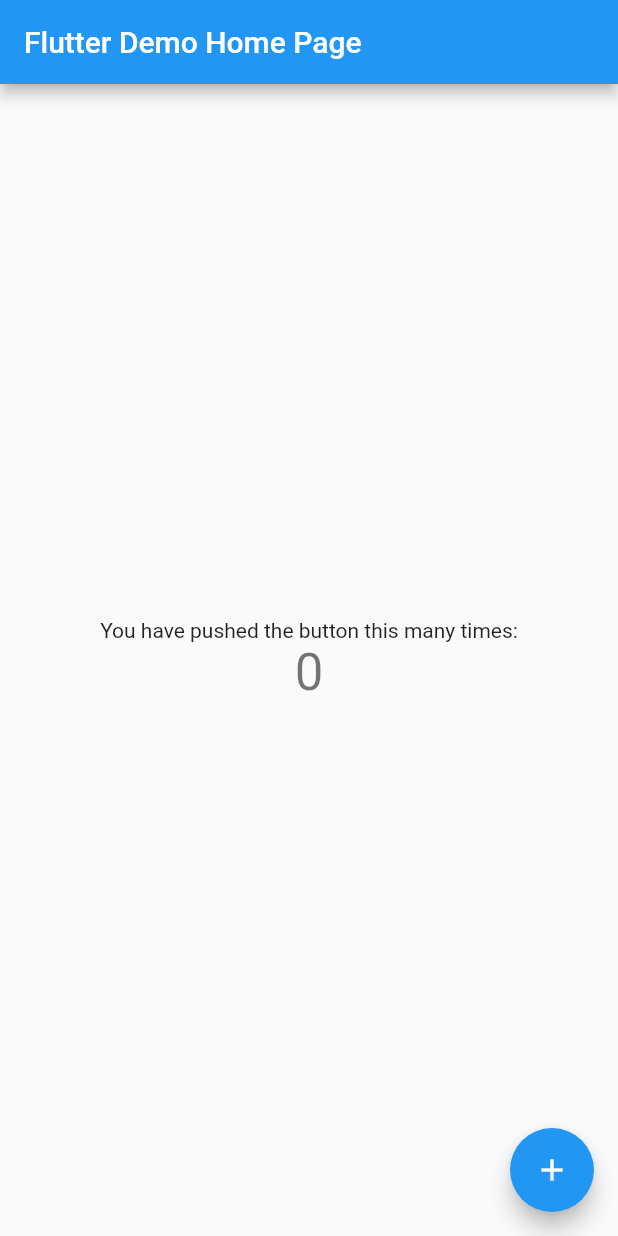
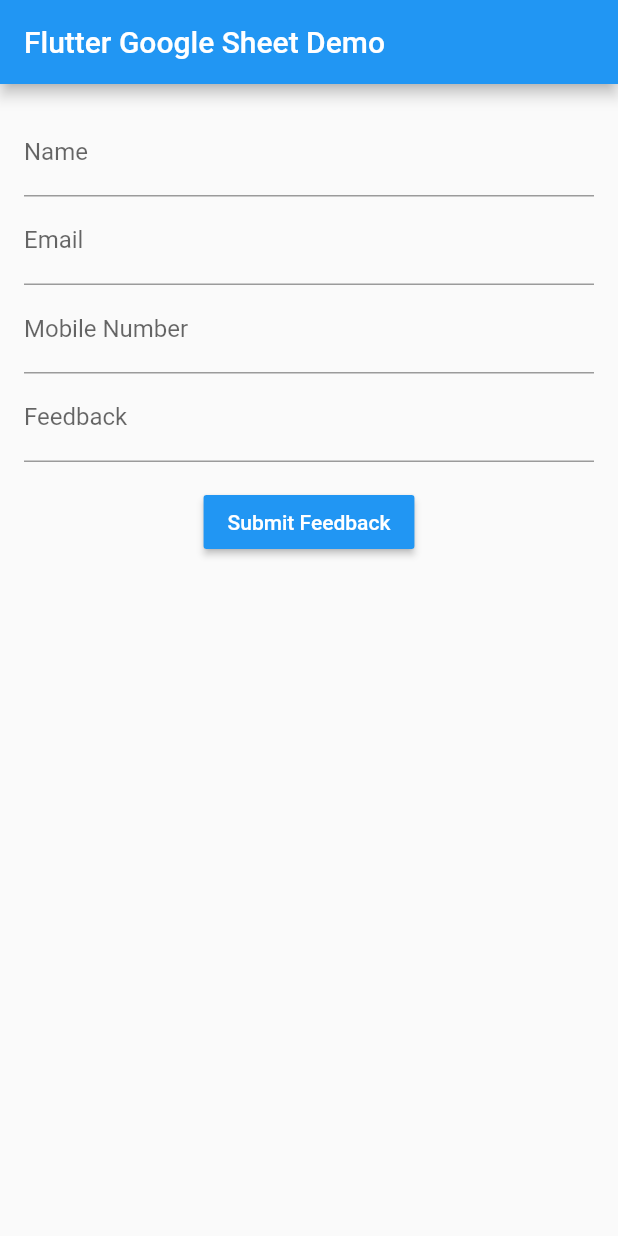
Before and after one commit to teodorkasap/flutter-google-sheets-test, a Flutter app: the screen it shows after launch, on a phone screen of 412 x 824 dp. Run offline on Flutter 3.47's test engine with Material 2 defaults, Android fonts, the phone set to English and light mode, and no system bars.

Commit message:
creating records works

```diff
--- a/google_sheets_crud/lib/main.dart
+++ b/google_sheets_crud/lib/main.dart
@@ -1,47 +1,24 @@
 import 'package:flutter/material.dart';
+import 'controller/form_controller.dart';
+import 'model/form.dart';
 
-void main() {
-  runApp(MyApp());
-}
+void main() => runApp(MyApp());
 
 class MyApp extends StatelessWidget {
-  // This widget is the root of your application.
   @override
   Widget build(BuildContext context) {
     return MaterialApp(
-      title: 'Flutter Demo',
+      title: 'Flutter Google Sheet Demo',
       theme: ThemeData(
-        // This is the theme of your application.
-        //
-        // Try running your application with "flutter run". You'll see the
-        // application has a blue toolbar. Then, without quitting the app, try
-        // changing the primarySwatch below to Colors.green and then invoke
-        // "hot reload" (press "r" in the console where you ran "flutter run",
-        // or simply save your changes to "hot reload" in a Flutter IDE).
-        // Notice that the counter didn't reset back to zero; the application
-        // is not restarted.
         primarySwatch: Colors.blue,
-        // This makes the visual density adapt to the platform that you run
-        // the app on. For desktop platforms, the controls will be smaller and
-        // closer together (more dense) than on mobile platforms.
-        visualDensity: VisualDensity.adaptivePlatformDensity,
       ),
-      home: MyHomePage(title: 'Flutter Demo Home Page'),
+      home: MyHomePage(title: 'Flutter Google Sheet Demo'),
     );
   }
 }
 
 class MyHomePage extends StatefulWidget {
   MyHomePage({Key key, this.title}) : super(key: key);
-
-  // This widget is the home page of your application. It is stateful, meaning
-  // that it has a State object (defined below) that contains fields that affect
-  // how it looks.
-
-  // This class is the configuration for the state. It holds the values (in this
-  // case the title) provided by the parent (in this case the App widget) and
-  // used by the build method of the State. Fields in a Widget subclass are
-  // always marked "final".
 
   final String title;
 
@@ -50,68 +27,140 @@ class MyHomePage extends StatefulWidget {
 }
 
 class _MyHomePageState extends State<MyHomePage> {
-  int _counter = 0;
 
-  void _incrementCounter() {
-    setState(() {
-      // This call to setState tells the Flutter framework that something has
-      // changed in this State, which causes it to rerun the build method below
-      // so that the display can reflect the updated values. If we changed
-      // _counter without calling setState(), then the build method would not be
-      // called again, and so nothing would appear to happen.
-      _counter++;
+  // Create a global key that uniquely identifies the Form widget
+  // and allows validation of the form.
+  //
+  // Note: This is a `GlobalKey<FormState>`,
+  // not a GlobalKey<MyCustomFormState>.
+  final _formKey = GlobalKey<FormState>();
+  final _scaffoldKey = GlobalKey<ScaffoldState>();
+
+  // TextField Controllers
+  TextEditingController nameController = TextEditingController();
+  TextEditingController emailController = TextEditingController();
+  TextEditingController mobileNoController = TextEditingController();
+  TextEditingController feedbackController = TextEditingController();
+
+  // Method to Submit Feedback and save it in Google Sheets
+  void _submitForm() {
+    // Validate returns true if the form is valid, or false
+    // otherwise.
+    if (_formKey.currentState.validate()) {
+      // If the form is valid, proceed.
+      FeedbackForm feedbackForm = FeedbackForm(
+          nameController.text,
+          emailController.text,
+          mobileNoController.text,
+          feedbackController.text);
+
+      FormController formController = FormController();
+
+      _showSnackbar("Submitting Feedback");
+
+      // Submit 'feedbackForm' and save it in Google Sheets.
+      formController.submitForm(feedbackForm, (String response) {
+        print("Response: $response");
+        if (response == FormController.STATUS_SUCCESS) {
+          // Feedback is saved succesfully in Google Sheets.
+          _showSnackbar("Feedback Submitted");
+        } else {
+          // Error Occurred while saving data in Google Sheets.
+          _showSnackbar("Error Occurred!");
+        }
       });
+    }
+  }
+
+  // Method to show snackbar with 'message'.
+  _showSnackbar(String message) {
+      final snackBar = SnackBar(content: Text(message));
+      _scaffoldKey.currentState.showSnackBar(snackBar);
   }
 
   @override
   Widget build(BuildContext context) {
-    // This method is rerun every time setState is called, for instance as done
-    // by the _incrementCounter method above.
-    //
-    // The Flutter framework has been optimized to make rerunning build methods
-    // fast, so that you can just rebuild anything that needs updating rather
-    // than having to individually change instances of widgets.
     return Scaffold(
+      key: _scaffoldKey,
+      resizeToAvoidBottomPadding: false,
       appBar: AppBar(
-        // Here we take the value from the MyHomePage object that was created by
-        // the App.build method, and use it to set our appbar title.
         title: Text(widget.title),
       ),
       body: Center(
-        // Center is a layout widget. It takes a single child and positions it
-        // in the middle of the parent.
           child: Column(
-          // Column is also a layout widget. It takes a list of children and
-          // arranges them vertically. By default, it sizes itself to fit its
-          // children horizontally, and tries to be as tall as its parent.
-          //
-          // Invoke "debug painting" (press "p" in the console, choose the
-          // "Toggle Debug Paint" action from the Flutter Inspector in Android
-          // Studio, or the "Toggle Debug Paint" command in Visual Studio Code)
-          // to see the wireframe for each widget.
-          //
-          // Column has various properties to control how it sizes itself and
-          // how it positions its children. Here we use mainAxisAlignment to
-          // center the children vertically; the main axis here is the vertical
-          // axis because Columns are vertical (the cross axis would be
-          // horizontal).
-          mainAxisAlignment: MainAxisAlignment.center,
+            mainAxisAlignment: MainAxisAlignment.start,
             children: <Widget>[
-            Text(
-              'You have pushed the button this many times:',
+              Form(
+                key: _formKey,
+                child:
+                  Padding(padding: EdgeInsets.all(16),
+                  child: Column(
+                    crossAxisAlignment: CrossAxisAlignment.start,
+                    children: <Widget>[
+                      TextFormField(
+                        controller: nameController,
+                        validator: (value) {
+                          if (value.isEmpty) {
+                            return 'Enter Valid Name';
+                          }
+                          return null;
+                        },
+                        decoration: InputDecoration(
+                          labelText: 'Name'
                         ),
-            Text(
-              '$_counter',
-              style: Theme.of(context).textTheme.headline4,
+                      ),
+                      TextFormField(
+                        controller: emailController,
+                        validator: (value) {
+                          if (!value.contains("@")) {
+                            return 'Enter Valid Email';
+                          }
+                          return null;
+                        },
+                        keyboardType: TextInputType.emailAddress,
+                        decoration: InputDecoration(
+                          labelText: 'Email'
+                        ),
+                      ),
+                      TextFormField(
+                        controller: mobileNoController,
+                        validator: (value) {
+                          if (value.trim().length != 10) {
+                            return 'Enter 10 Digit Mobile Number';
+                          }
+                          return null;
+                        },
+                        keyboardType: TextInputType.number,
+                        decoration: InputDecoration(
+                          labelText: 'Mobile Number',
+                        ),
+                      ),
+                      TextFormField(
+                        controller: feedbackController,
+                        validator: (value) {
+                          if (value.isEmpty) {
+                            return 'Enter Valid Feedback';
+                          }
+                          return null;
+                        },
+                        keyboardType: TextInputType.multiline,
+                        decoration: InputDecoration(
+                          labelText: 'Feedback'
+                        ),
+                      ),
+                    ],
+                  ),
+                )
+              ),
+              RaisedButton(
+                color: Colors.blue,
+                textColor: Colors.white,
+                onPressed:_submitForm,
+                child: Text('Submit Feedback'),
               ),
             ],
           ),
         ),
-      floatingActionButton: FloatingActionButton(
-        onPressed: _incrementCounter,
-        tooltip: 'Increment',
-        child: Icon(Icons.add),
-      ), // This trailing comma makes auto-formatting nicer for build methods.
     );
   }
 }
--- /dev/null
+++ b/google_sheets_crud/lib/model/form.dart
@@ -0,0 +1,22 @@
+/// FeedbackForm is a data class which stores data fields of Feedback.
+class FeedbackForm {
+  String name;
+  String email;
+  String mobileNo;
+  String feedback;
+
+  FeedbackForm(this.name, this.email, this.mobileNo, this.feedback);
+
+  factory FeedbackForm.fromJson(dynamic json) {
+    return FeedbackForm("${json['name']}", "${json['email']}",
+        "${json['mobileNo']}", "${json['feedback']}");
+  }
+
+  // Method to make GET parameters.
+  Map toJson() => {
+        'name': name,
+        'email': email,
+        'mobileNo': mobileNo,
+        'feedback': feedback
+      };
+}
--- a/google_sheets_crud/pubspec.yaml
+++ b/google_sheets_crud/pubspec.yaml
@@ -23,6 +23,7 @@ environment:
 dependencies:
   flutter:
     sdk: flutter
+  http: ^0.12.0+3
 
 
   # The following adds the Cupertino Icons font to your application.
```
Also changed, not shown: google_sheets_crud/lib/controller/form_controller.dart (added, +34 -0 lines), 1 other file. Lines whose indentation alone changed are shown as unchanged.
